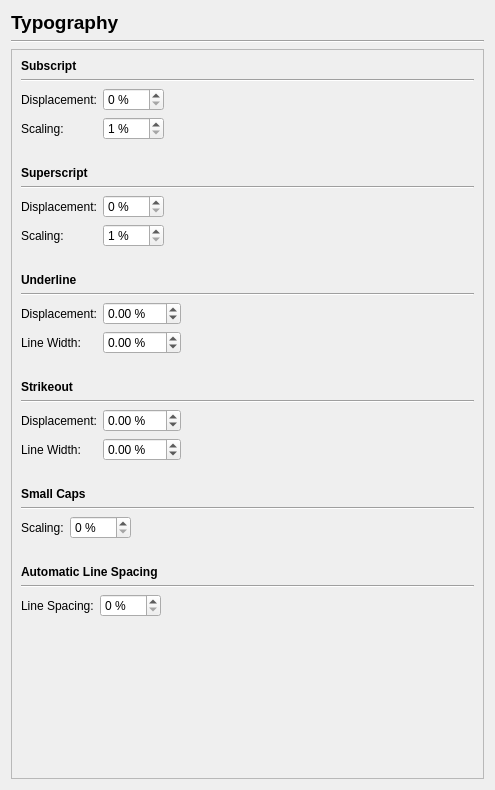
This is scribus/ui/prefs_typographybase.ui in scribusproject/scribus as Qt 5 draws it before an edit. The edited form follows.
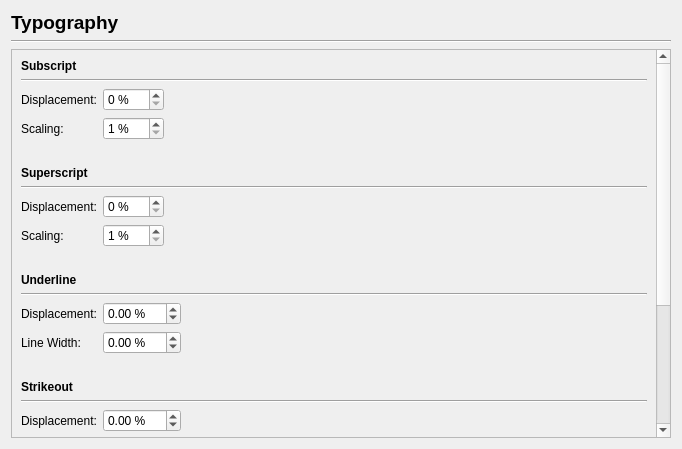
This is the edited form.

```diff
--- a/scribus/ui/prefs_typographybase.ui
+++ b/scribus/ui/prefs_typographybase.ui
@@ -6,8 +6,8 @@
    <rect>
     <x>0</x>
     <y>0</y>
-    <width>495</width>
-    <height>790</height>
+    <width>682</width>
+    <height>449</height>
    </rect>
   </property>
   <property name="windowTitle">
@@ -44,9 +44,9 @@
       <property name="geometry">
        <rect>
         <x>0</x>
-        <y>-61</y>
-        <width>452</width>
-        <height>788</height>
+        <y>0</y>
+        <width>639</width>
+        <height>782</height>
        </rect>
       </property>
       <layout class="QVBoxLayout" name="verticalLayout">
```
